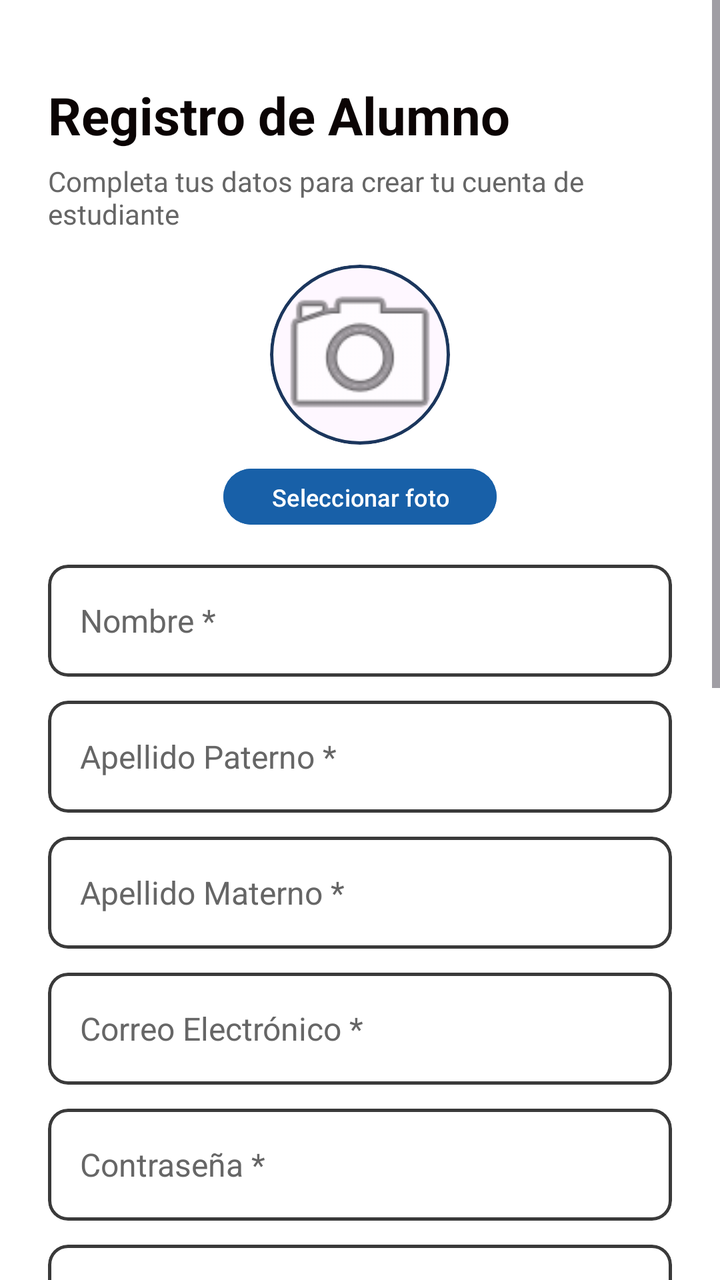
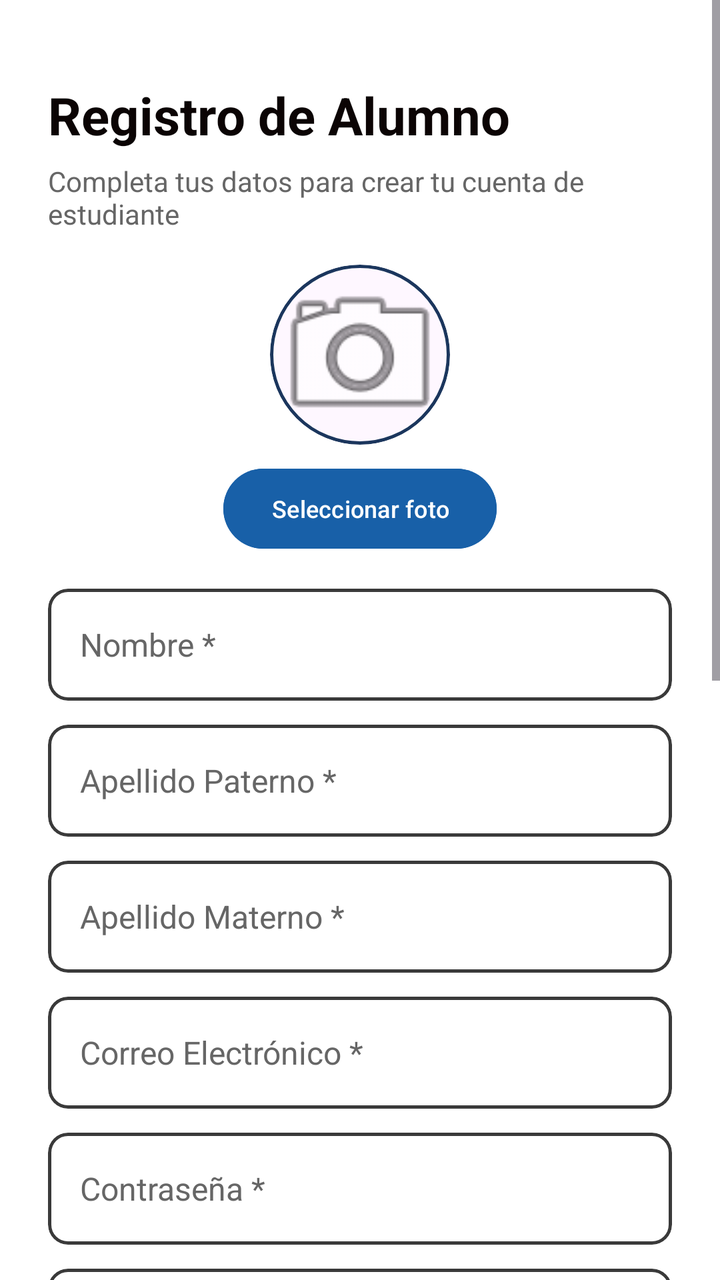

Before-and-after screenshots of an Android layout around one commit, followed by the original layout XML and the change that was made.
<!-- AndroidManifest.xml: application theme Theme.LinkedInInterno -->
<!-- res/layout/activity_register_student.xml -->
<?xml version="1.0" encoding="utf-8"?>
<ScrollView
    xmlns:android="http://schemas.android.com/apk/res/android"
    xmlns:app="http://schemas.android.com/apk/res-auto"
    xmlns:tools="http://schemas.android.com/tools"
    android:id="@+id/scrollRegisterStudent"
    android:layout_width="match_parent"
    android:layout_height="match_parent"
    android:fillViewport="true"
    android:background="@android:color/white">

    <androidx.constraintlayout.widget.ConstraintLayout
        android:layout_width="match_parent"
        android:layout_height="wrap_content"
        android:padding="24dp">

        <TextView
            android:id="@+id/tvTitleRegisterStudent"
            android:layout_width="wrap_content"
            android:layout_height="wrap_content"
            android:layout_marginTop="16dp"
            android:text="@string/title_register_student"
            android:textColor="#0B0404"
            android:textSize="26sp"
            android:textStyle="bold"
            app:layout_constraintStart_toStartOf="parent"
            app:layout_constraintTop_toTopOf="parent" />

        <TextView
            android:id="@+id/tvSubtitleRegisterStudent"
            android:layout_width="wrap_content"
            android:layout_height="wrap_content"
            android:layout_marginTop="6dp"
            android:text="@string/subtitle_register_student"
            android:textColor="#666666"
            android:textSize="14sp"
            app:layout_constraintStart_toStartOf="parent"
            app:layout_constraintTop_toBottomOf="@id/tvTitleRegisterStudent" />

        
        <com.google.android.material.card.MaterialCardView
            android:id="@+id/cardStudentAvatar"
            android:layout_width="90dp"
            android:layout_height="90dp"
            android:layout_marginTop="16dp"
            app:cardCornerRadius="45dp"
            app:cardElevation="0dp"
            app:strokeColor="@color/azul_oscuro"
            app:strokeWidth="1.5dp"
            app:layout_constraintEnd_toEndOf="parent"
            app:layout_constraintStart_toStartOf="parent"
            app:layout_constraintTop_toBottomOf="@id/tvSubtitleRegisterStudent">

            <ImageView
                android:id="@+id/imgStudentAvatar"
                android:layout_width="match_parent"
                android:layout_height="match_parent"
                android:scaleType="centerCrop"
                android:src="@android:drawable/ic_menu_camera"
                android:contentDescription="@string/hint_avatar" />
        </com.google.android.material.card.MaterialCardView>

        <Button
            android:id="@+id/btnSelectAvatar"
            android:layout_width="wrap_content"
            android:layout_height="36dp"
            android:layout_marginTop="8dp"
            android:backgroundTint="@color/azul_institucional"
            android:text="@string/btn_select_avatar"
            android:textColor="#FFFFFF"
            android:textSize="12sp"
            app:layout_constraintEnd_toEndOf="parent"
            app:layout_constraintStart_toStartOf="parent"
            app:layout_constraintTop_toBottomOf="@id/cardStudentAvatar" />

        
        <com.google.android.material.card.MaterialCardView
            android:id="@+id/cardStudentFirstName"
            android:layout_width="match_parent"
            android:layout_height="56dp"
            android:layout_marginTop="16dp"
            app:cardBackgroundColor="#FFFFFF"
            app:cardCornerRadius="10dp"
            app:strokeColor="#3A3A3A"
            app:strokeWidth="1.5dp"
            app:layout_constraintTop_toBottomOf="@id/btnSelectAvatar">

            <EditText
                android:id="@+id/etStudentFirstName"
                android:layout_width="match_parent"
                android:layout_height="match_parent"
                android:background="@null"
                android:hint="@string/hint_first_name"
                android:inputType="textPersonName"
                android:maxLines="1"
                android:paddingStart="16dp"
                android:paddingEnd="16dp"
                android:textColor="#0A66C2"
                android:textColorHint="#666666"
                android:textSize="16sp" />
        </com.google.android.material.card.MaterialCardView>

        
        <com.google.android.material.card.MaterialCardView
            android:id="@+id/cardStudentPaternalSurname"
            android:layout_width="match_parent"
            android:layout_height="56dp"
            android:layout_marginTop="12dp"
            app:cardBackgroundColor="#FFFFFF"
            app:cardCornerRadius="10dp"
            app:strokeColor="#3A3A3A"
            app:strokeWidth="1.5dp"
            app:layout_constraintTop_toBottomOf="@id/cardStudentFirstName">

            <EditText
                android:id="@+id/etStudentPaternalSurname"
                android:layout_width="match_parent"
                android:layout_height="match_parent"
                android:background="@null"
                android:hint="@string/hint_paternal_surname"
                android:inputType="textPersonName"
                android:maxLines="1"
                android:paddingStart="16dp"
                android:paddingEnd="16dp"
                android:textColor="#0A66C2"
                android:textColorHint="#666666"
                android:textSize="16sp" />
        </com.google.android.material.card.MaterialCardView>

        
        <com.google.android.material.card.MaterialCardView
            android:id="@+id/cardStudentMaternalSurname"
            android:layout_width="match_parent"
            android:layout_height="56dp"
            android:layout_marginTop="12dp"
            app:cardBackgroundColor="#FFFFFF"
            app:cardCornerRadius="10dp"
            app:strokeColor="#3A3A3A"
            app:strokeWidth="1.5dp"
            app:layout_constraintTop_toBottomOf="@id/cardStudentPaternalSurname">

            <EditText
                android:id="@+id/etStudentMaternalSurname"
                android:layout_width="match_parent"
                android:layout_height="match_parent"
                android:background="@null"
                android:hint="@string/hint_maternal_surname"
                android:inputType="textPersonName"
                android:maxLines="1"
                android:paddingStart="16dp"
                android:paddingEnd="16dp"
                android:textColor="#0A66C2"
                android:textColorHint="#666666"
                android:textSize="16sp" />
        </com.google.android.material.card.MaterialCardView>

        
        <com.google.android.material.card.MaterialCardView
            android:id="@+id/cardStudentEmail"
            android:layout_width="match_parent"
            android:layout_height="56dp"
            android:layout_marginTop="12dp"
            app:cardBackgroundColor="#FFFFFF"
            app:cardCornerRadius="10dp"
            app:strokeColor="#3A3A3A"
            app:strokeWidth="1.5dp"
            app:layout_constraintTop_toBottomOf="@id/cardStudentMaternalSurname">

            <EditText
                android:id="@+id/etStudentEmail"
                android:layout_width="match_parent"
                android:layout_height="match_parent"
                android:background="@null"
                android:hint="@string/hint_email_req"
                android:inputType="textEmailAddress"
                android:maxLines="1"
                android:paddingStart="16dp"
                android:paddingEnd="16dp"
                android:textColor="#0A66C2"
                android:textColorHint="#666666"
                android:textSize="16sp" />
        </com.google.android.material.card.MaterialCardView>

        
        <com.google.android.material.card.MaterialCardView
            android:id="@+id/cardStudentPassword"
            android:layout_width="match_parent"
            android:layout_height="56dp"
            android:layout_marginTop="12dp"
            app:cardBackgroundColor="#FFFFFF"
            app:cardCornerRadius="10dp"
            app:strokeColor="#3A3A3A"
            app:strokeWidth="1.5dp"
            app:layout_constraintTop_toBottomOf="@id/cardStudentEmail">

            <EditText
                android:id="@+id/etStudentPassword"
                android:layout_width="match_parent"
                android:layout_height="match_parent"
                android:background="@null"
                android:hint="@string/hint_password_req"
                android:inputType="textPassword"
                android:maxLines="1"
                android:paddingStart="16dp"
                android:paddingEnd="16dp"
                android:textColor="#0A66C2"
                android:textColorHint="#666666"
                android:textSize="16sp" />
        </com.google.android.material.card.MaterialCardView>

        
        <com.google.android.material.card.MaterialCardView
            android:id="@+id/cardStudentPhone"
            android:layout_width="match_parent"
            android:layout_height="56dp"
            android:layout_marginTop="12dp"
            app:cardBackgroundColor="#FFFFFF"
            app:cardCornerRadius="10dp"
            app:strokeColor="#3A3A3A"
            app:strokeWidth="1.5dp"
            app:layout_constraintTop_toBottomOf="@id/cardStudentPassword">

            <EditText
                android:id="@+id/etStudentPhone"
                android:layout_width="match_parent"
                android:layout_height="match_parent"
                android:background="@null"
                android:hint="@string/hint_phone"
                android:inputType="phone"
                android:maxLines="1"
                android:paddingStart="16dp"
                android:paddingEnd="16dp"
                android:textColor="#0A66C2"
                android:textColorHint="#666666"
                android:textSize="16sp" />
        </com.google.android.material.card.MaterialCardView>

        
        <com.google.android.material.card.MaterialCardView
            android:id="@+id/cardStudentAboutMe"
            android:layout_width="match_parent"
            android:layout_height="80dp"
            android:layout_marginTop="12dp"
            app:cardBackgroundColor="#FFFFFF"
            app:cardCornerRadius="10dp"
            app:strokeColor="#3A3A3A"
            app:strokeWidth="1.5dp"
            app:layout_constraintTop_toBottomOf="@id/cardStudentPhone">

            <EditText
                android:id="@+id/etStudentAboutMe"
                android:layout_width="match_parent"
                android:layout_height="match_parent"
                android:background="@null"
                android:gravity="top|start"
                android:hint="@string/hint_about_me"
                android:inputType="textMultiLine"
                android:padding="12dp"
                android:textColor="#0A66C2"
                android:textColorHint="#666666"
                android:textSize="15sp" />
        </com.google.android.material.card.MaterialCardView>

        
        <TextView
            android:id="@+id/tvLabelMajor"
            android:layout_width="wrap_content"
            android:layout_height="wrap_content"
            android:layout_marginTop="16dp"
            android:text="@string/label_select_major"
            android:textColor="#191919"
            android:textSize="14sp"
            android:textStyle="bold"
            app:layout_constraintStart_toStartOf="parent"
            app:layout_constraintTop_toBottomOf="@id/cardStudentAboutMe" />

        <com.google.android.material.card.MaterialCardView
            android:id="@+id/cardStudentMajor"
            android:layout_width="match_parent"
            android:layout_height="56dp"
            android:layout_marginTop="6dp"
            app:cardBackgroundColor="#FFFFFF"
            app:cardCornerRadius="10dp"
            app:strokeColor="#3A3A3A"
            app:strokeWidth="1.5dp"
            app:layout_constraintTop_toBottomOf="@id/tvLabelMajor">

            <Spinner
                android:id="@+id/spMajors"
                android:layout_width="match_parent"
                android:layout_height="match_parent"
                android:paddingStart="8dp"
                android:paddingEnd="8dp" />
        </com.google.android.material.card.MaterialCardView>

        
        <com.google.android.material.card.MaterialCardView
            android:id="@+id/cardStudentSemester"
            android:layout_width="match_parent"
            android:layout_height="56dp"
            android:layout_marginTop="12dp"
            app:cardBackgroundColor="#FFFFFF"
            app:cardCornerRadius="10dp"
            app:strokeColor="#3A3A3A"
            app:strokeWidth="1.5dp"
            app:layout_constraintTop_toBottomOf="@id/cardStudentMajor">

            <EditText
                android:id="@+id/etStudentSemester"
                android:layout_width="match_parent"
                android:layout_height="match_parent"
                android:background="@null"
                android:hint="@string/hint_semester"
                android:inputType="number"
                android:maxLines="1"
                android:paddingStart="16dp"
                android:paddingEnd="16dp"
                android:textColor="#0A66C2"
                android:textColorHint="#666666"
                android:textSize="16sp" />
        </com.google.android.material.card.MaterialCardView>

        
        <Button
            android:id="@+id/btnSelectCv"
            android:layout_width="match_parent"
            android:layout_height="48dp"
            android:layout_marginTop="16dp"
            android:backgroundTint="#455A64"
            android:text="@string/btn_select_cv"
            android:textColor="#FFFFFF"
            android:textSize="14sp"
            app:layout_constraintTop_toBottomOf="@id/cardStudentSemester" />

        <TextView
            android:id="@+id/tvSelectedCvName"
            android:layout_width="wrap_content"
            android:layout_height="wrap_content"
            android:layout_marginTop="6dp"
            android:text="@string/no_cv_selected"
            android:textColor="#666666"
            android:textSize="13sp"
            app:layout_constraintStart_toStartOf="parent"
            app:layout_constraintTop_toBottomOf="@id/btnSelectCv" />

        
        <Button
            android:id="@+id/btnRegisterStudent"
            android:layout_width="match_parent"
            android:layout_height="52dp"
            android:layout_marginTop="24dp"
            android:backgroundTint="@color/azul_institucional"
            android:text="@string/btn_create_student_account"
            android:textColor="#FFFFFF"
            android:textSize="17sp"
            android:textStyle="bold"
            app:layout_constraintTop_toBottomOf="@id/tvSelectedCvName" />

        <ProgressBar
            android:id="@+id/progressBarStudent"
            android:layout_width="wrap_content"
            android:layout_height="wrap_content"
            android:layout_marginTop="16dp"
            android:visibility="gone"
            android:indeterminateTint="@color/azul_institucional"
            app:layout_constraintEnd_toEndOf="parent"
            app:layout_constraintStart_toStartOf="parent"
            app:layout_constraintTop_toBottomOf="@id/btnRegisterStudent" />

        <TextView
            android:id="@+id/tvBackToLoginFromStudent"
            android:layout_width="wrap_content"
            android:layout_height="wrap_content"
            android:layout_marginTop="20dp"
            android:clickable="true"
            android:focusable="true"
            android:minHeight="48dp"
            android:text="@string/back_to_login_prompt"
            android:textColor="@color/azul_institucional"
            android:textSize="15sp"
            android:textStyle="bold"
            app:layout_constraintEnd_toEndOf="parent"
            app:layout_constraintStart_toStartOf="parent"
            app:layout_constraintTop_toBottomOf="@id/progressBarStudent" />

    </androidx.constraintlayout.widget.ConstraintLayout>
</ScrollView>
<!-- resources referenced by this layout -->
<resources>
  <color name="azul_institucional">#1860A8</color>
  <color name="azul_oscuro">#1B365D</color>
  <string name="back_to_login_prompt">¿Ya tienes cuenta? Inicia sesión aquí</string>
  <string name="btn_create_student_account">Crear Cuenta de Estudiante</string>
  <string name="btn_select_avatar">Seleccionar foto</string>
  <string name="btn_select_cv">📎 Adjuntar Currículum (PDF)</string>
  <string name="hint_about_me">Sobre mí *</string>
  <string name="hint_avatar">Foto de perfil</string>
  <string name="hint_email_req">Correo Electrónico *</string>
  <string name="hint_first_name">Nombre *</string>
  <string name="hint_maternal_surname">Apellido Materno *</string>
  <string name="hint_password_req">Contraseña *</string>
  <string name="hint_paternal_surname">Apellido Paterno *</string>
  <string name="hint_phone">Teléfono *</string>
  <string name="hint_semester">Semestre (ej. 5)</string>
  <string name="label_select_major">Selecciona tu Carrera *</string>
  <string name="no_cv_selected">Ningún archivo PDF seleccionado</string>
  <string name="subtitle_register_student">Completa tus datos para crear tu cuenta de estudiante</string>
  <string name="title_register_student">Registro de Alumno</string>
  <style name="Theme.LinkedInInterno" parent="Base.Theme.LinkedInInterno" />
  <style name="Base.Theme.LinkedInInterno" parent="Theme.Material3.DayNight.NoActionBar">
          
          <item name="colorPrimary">@color/azul_institucional</item>
          <item name="colorOnPrimary">@color/white</item>
          <item name="colorPrimaryContainer">@color/azul_institucional</item>
          <item name="colorOnPrimaryContainer">@color/azul_oscuro</item>
          <item name="colorSecondary">@color/dorado_oro_uas</item>
          <item name="android:colorBackground">@color/white</item>
      </style>
  <color name="white">#FFFFFFFF</color>
  <color name="dorado_oro_uas">#AF9121</color>
</resources>

<!-- the commit's change to res/layout/activity_register_student.xml (unified diff, before → after) -->
@@ -63,7 +63,7 @@
         <Button
             android:id="@+id/btnSelectAvatar"
             android:layout_width="wrap_content"
-            android:layout_height="36dp"
+            android:layout_height="48dp"
             android:layout_marginTop="8dp"
             android:backgroundTint="@color/azul_institucional"
             android:text="@string/btn_select_avatar"
